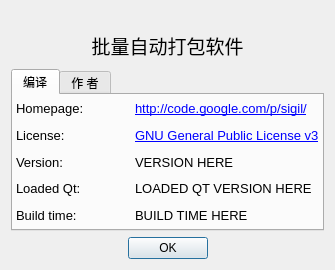
lixiaoyu0123/AutopackingAndroid, file Src/AutoPacking/MainUi/About.ui: the form before one commit.
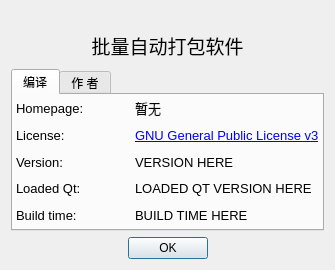
The form after the commit. The open tabs and pages were chosen to show the change. Icons and pictures are not drawn.

Commit message: 1.修改打包的一些其他信息

```diff
--- a/Src/AutoPacking/MainUi/About.ui
+++ b/Src/AutoPacking/MainUi/About.ui
@@ -116,7 +116,7 @@
             </font>
            </property>
            <property name="text">
-            <string notr="true">&lt;a href=&quot;http://code.google.com/p/sigil/&quot;&gt;http://code.google.com/p/sigil/&lt;/a&gt;</string>
+            <string notr="true">暂无</string>
            </property>
            <property name="textFormat">
             <enum>Qt::AutoText</enum>
```
Left out of the diff: 2 changed lines with no effect on the pictures. The commit also changes 1 other file.
